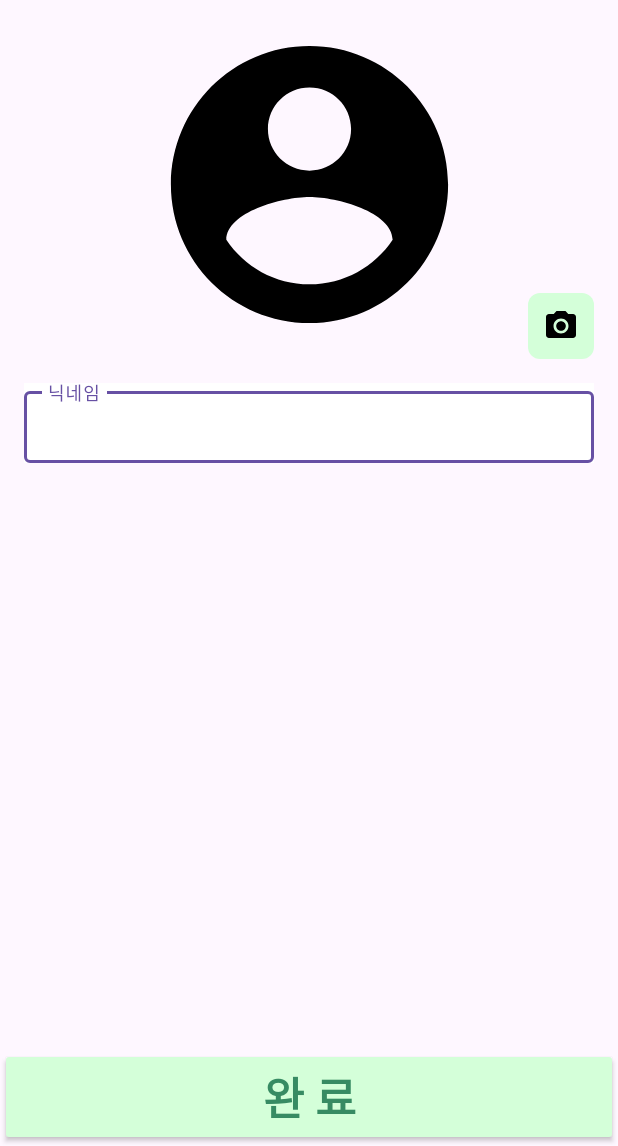
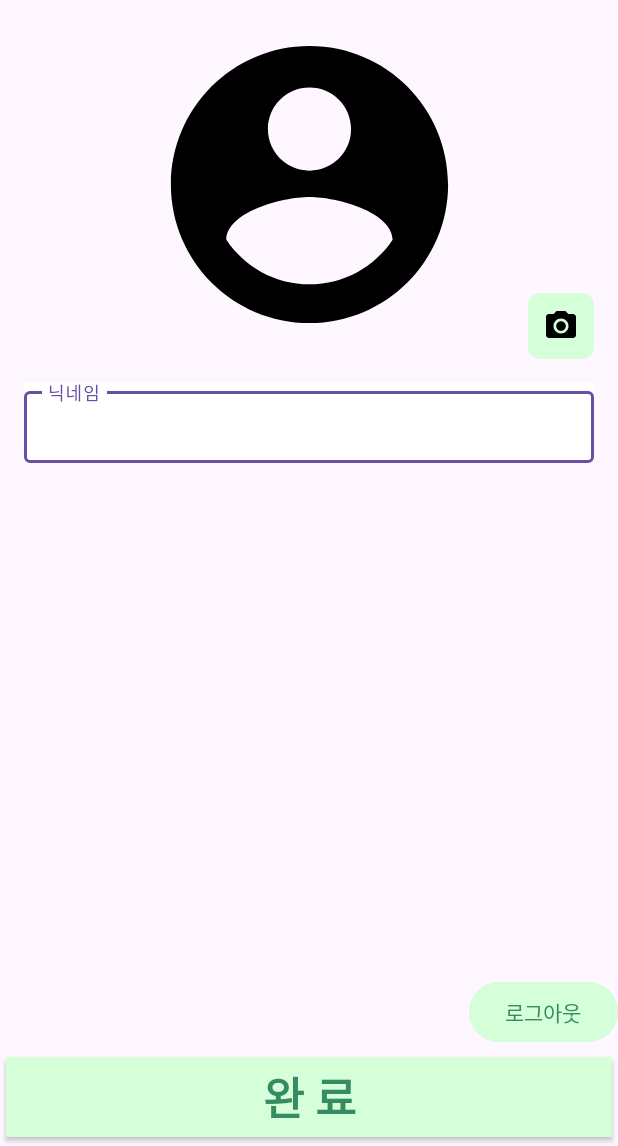
Before and after one commit to yyd3157/SportsMatch, an Android app: the screen it shows after launch once a user with an empty profile is signed in (SettingActivity), on a phone screen of 412 x 824 dp, the part 90-1236 px from its top. Run offline under Robolectric (Android 15) with nearby library versions, the phone set to English and light mode, and no system bars; our stand-ins replace CircleImageView, Firebase (no records; nobody signed in at launch, a user with empty details on screens opened directly); pictures from the network do not load; 1 statement that could not run was skipped.

Commit message:
refactor: 기능구현을 위해 예비 로그아웃 버튼 생성

```diff
--- a/app/src/main/res/layout/activity_setting.xml
+++ b/app/src/main/res/layout/activity_setting.xml
@@ -80,6 +80,16 @@
 
     </com.google.android.material.textfield.TextInputLayout>
 
+    <Button
+        android:id="@+id/btn_logout"
+        android:layout_width="wrap_content"
+        android:layout_height="wrap_content"
+        android:backgroundTint="@color/green_100"
+        android:text="@string/logout"
+        android:textColor="@color/green_200"
+        app:layout_constraintBottom_toTopOf="@+id/btn_addUser"
+        app:layout_constraintEnd_toEndOf="parent" />
+
     <androidx.appcompat.widget.AppCompatButton
         android:id="@+id/btn_addUser"
         android:layout_width="0dp"
```
